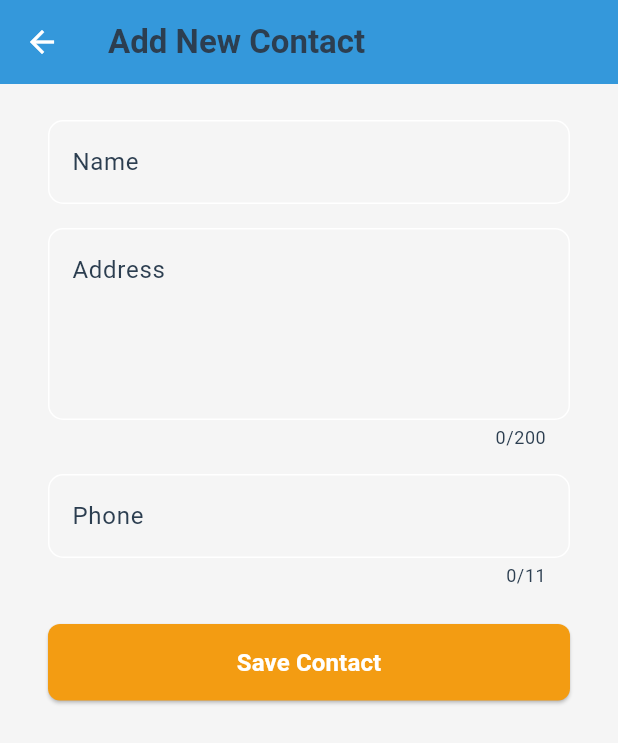
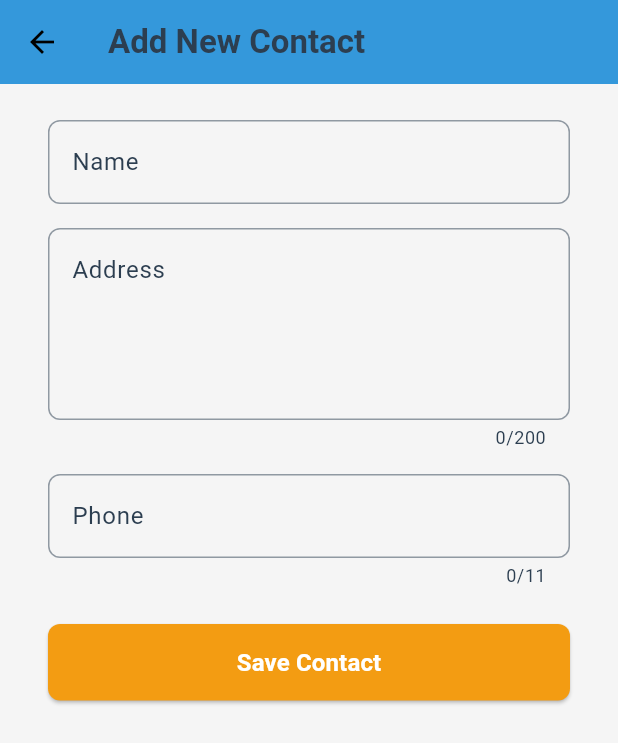
Before and after one commit to mahmoodhamdi/contact_manager, a Flutter app: the screen it shows after launch, after a tap on the "add" icon, on a phone screen of 412 x 824 dp. Shown: the top 743 px of the screen. Run offline on Flutter 3.47's test engine with Material 3 defaults, Android fonts, the phone set to English and light mode, and no system bars; our stand-ins replace bloc, flutter_bloc, hive, hive_flutter; accounts and stored records are empty.

Commit message:
Added regex for phone number egypt✅ Change name app ✅ Chaneg colors in theme app ✅

```diff
--- a/lib/core/theme/app_theme.dart
+++ b/lib/core/theme/app_theme.dart
@@ -7,14 +7,14 @@ class AppTheme {
   static const Color _accentColorLight = Color(0xFFF39C12); // Orange
   static const Color _backgroundColorLight = Color(0xFFF5F5F5); // Light Gray
   static const Color _textColorLight = Color(0xFF2C3E50); // Dark Blue-Gray
-  static const Color _errorColorLight = Color(0xFFE74C3C); // Soft Red
-
+  static const Color _errorColorLight = Color.fromARGB(255, 255, 0, 0);
   // Dark theme colors
   static const Color _primaryColorDark = Color(0xFF2980B9); // Darker Blue
   static const Color _accentColorDark = Color(0xFFD35400); // Darker Orange
   static const Color _backgroundColorDark = Color(0xFF1A1A1A); // Very Dark Gray
   static const Color _textColorDark = Color(0xFFECF0F1); // Off-White
-  static const Color _errorColorDark = Color(0xFFC0392B); // Darker Red
+  static const Color _errorColorDark =
+      Color.fromARGB(255, 255, 12, 12); // Darker Red
 
   static ThemeData lightTheme = _createTheme(
     primaryColor: _primaryColorLight,
@@ -49,7 +49,7 @@ class AppTheme {
         secondary: accentColor,
         surface: backgroundColor,
         error: errorColor,
-        onPrimary: brightness == Brightness.light ? Colors.white : Colors.black,
+        onPrimary: brightness == Brightness.dark ? Colors.white : Colors.black,
         onSecondary:
             brightness == Brightness.light ? Colors.black : Colors.white,
         onSurface: textColor,
@@ -66,24 +66,32 @@ class AppTheme {
         color: primaryColor,
         elevation: 0,
         iconTheme: IconThemeData(
-            color:
-                brightness == Brightness.light ? Colors.white : Colors.black),
+            color: brightness == Brightness.dark ? Colors.white : Colors.black),
       ),
       floatingActionButtonTheme: FloatingActionButtonThemeData(
         backgroundColor: accentColor,
         foregroundColor:
-            brightness == Brightness.light ? Colors.white : Colors.black,
+            brightness == Brightness.dark ? Colors.white : Colors.black,
       ),
       inputDecorationTheme: InputDecorationTheme(
-        border: OutlineInputBorder(
-          borderRadius: BorderRadius.circular(8),
-          borderSide: BorderSide(color: primaryColor),
-        ),
         focusedBorder: OutlineInputBorder(
           borderRadius: BorderRadius.circular(8),
           borderSide: BorderSide(color: accentColor, width: 2),
         ),
         labelStyle: TextStyle(color: textColor.withOpacity(0.8)),
+        enabledBorder: OutlineInputBorder(
+          borderRadius: BorderRadius.circular(8),
+          borderSide: BorderSide(color: textColor.withOpacity(0.5)),
+        ),
+        errorBorder: OutlineInputBorder(
+          borderRadius: BorderRadius.circular(8),
+          borderSide: BorderSide(color: errorColor),
+        ),
+        focusedErrorBorder: OutlineInputBorder(
+          borderRadius: BorderRadius.circular(8),
+          borderSide: BorderSide(color: errorColor, width: 2),
+        ),
+        errorStyle: TextStyle(color: errorColor),
       ),
       cardTheme: CardTheme(
         color: brightness == Brightness.light
@@ -95,7 +103,7 @@ class AppTheme {
       elevatedButtonTheme: ElevatedButtonThemeData(
         style: ElevatedButton.styleFrom(
           foregroundColor:
-              brightness == Brightness.light ? Colors.white : Colors.black,
+              brightness == Brightness.dark ? Colors.white : Colors.black,
           backgroundColor: accentColor,
           padding: const EdgeInsets.symmetric(vertical: 16, horizontal: 24),
           shape: RoundedRectangleBorder(borderRadius: BorderRadius.circular(8)),
--- a/lib/screens/contact_user_manager_home.dart
+++ b/lib/screens/contact_user_manager_home.dart
@@ -16,11 +16,6 @@ class ContactManagerHome extends StatefulWidget {
 
 class _ContactManagerHomeState extends State<ContactManagerHome> {
   @override
-  // void initState() {
-  //   var usersBlocProvider = context.read<ViewUserCubit>().getUser();
-  //   super.initState();
-  // }
-
   @override
   Widget build(BuildContext context) {
     return Scaffold(
--- a/lib/widgets/custom_text_field.dart
+++ b/lib/widgets/custom_text_field.dart
@@ -25,6 +25,13 @@ class CustomTextField extends StatelessWidget {
         if (value?.isEmpty ?? true) {
           return 'Field is required';
         }
+        if (labelText == 'Phone') {
+          final phoneRegex = RegExp(r'^(011|012|010|015)\d{8}$');
+          if (!phoneRegex.hasMatch(value!)) {
+            return 'Starting with 010, 011, 012, or 015\nEnter a valid 11-digit';
+          }
+        }
+
         return null;
       },
       onSaved: onSaved,
@@ -33,25 +40,7 @@ class CustomTextField extends StatelessWidget {
       keyboardType: keyboardType,
       decoration: InputDecoration(
         hintText: labelText,
-        border: const OutlineInputBorder(
-          borderRadius: BorderRadius.all(
-            Radius.circular(10),
-          ),
-        ),
-        enabledBorder: OutlineInputBorder(
-          borderRadius: BorderRadius.circular(10),
-          borderSide: const BorderSide(color: Colors.white),
-        ),
-        focusedBorder: OutlineInputBorder(
-          borderRadius: BorderRadius.circular(10),
-          borderSide: const BorderSide(color: Colors.orange),
-        ),
-        errorBorder: OutlineInputBorder(
-          borderRadius: BorderRadius.circular(10),
-          borderSide: const BorderSide(
-            color: Color.fromARGB(255, 255, 27, 27),
-          ),
-        ),
+        border: const OutlineInputBorder(),
       ),
     );
   }
--- a/lib/widgets/user_card.dart
+++ b/lib/widgets/user_card.dart
@@ -25,7 +25,6 @@ class ContactCard extends StatelessWidget {
           maxLines: 1,
           overflow: TextOverflow.ellipsis,
           style: const TextStyle(
-            color: Colors.white,
             fontSize: 20,
           ),
         ),
```
Also changed, not shown: 1 other file.
